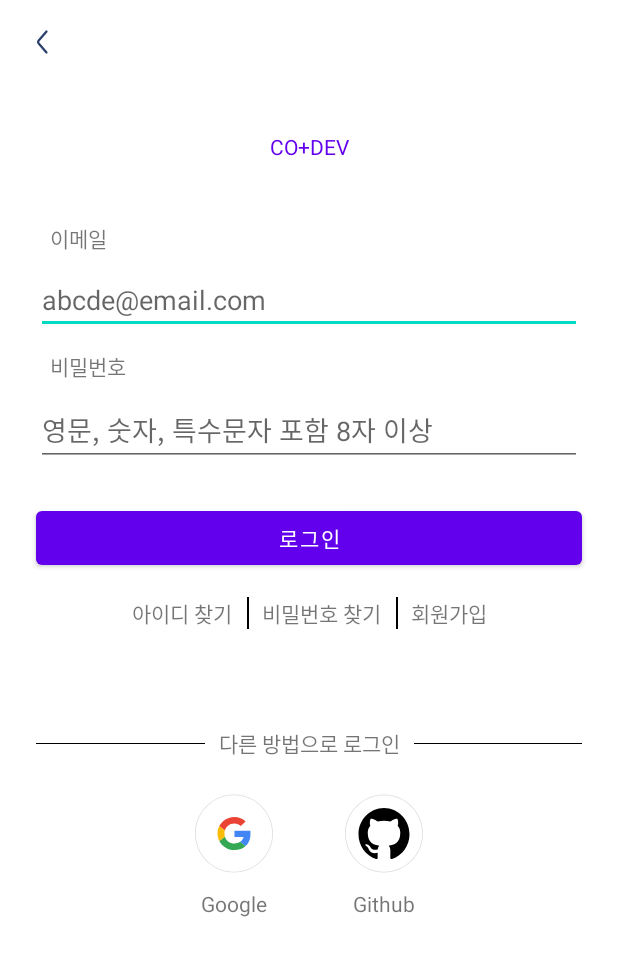
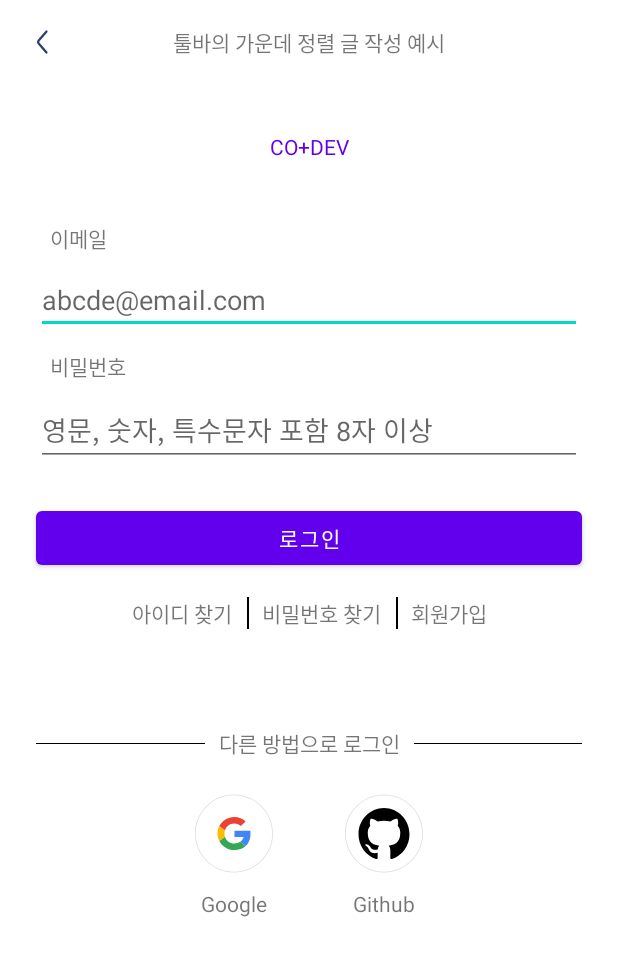
Before and after one commit to CoDEVumc/CoDEV_FrontEnd, an Android app: the screen it shows after launch (MainActivity), on a phone screen of 412 x 824 dp. Shown: the top 956 px of the screen. Run offline under Robolectric (Android 15) with nearby library versions, the phone set to English and light mode, and no system bars.

Commit message:
Refactor : 툴바 사용 예시

```diff
--- a/app/src/main/java/com/example/codev/MainActivity.kt
+++ b/app/src/main/java/com/example/codev/MainActivity.kt
@@ -16,6 +16,9 @@ class MainActivity : AppCompatActivity() {
         viewBinding = ActivityMainBinding.inflate(layoutInflater)
         setContentView(viewBinding.root)
         viewBinding.toolbarLogin.toolbar2.title = ""
+
+        //가운데 정렬 글 작성 예시
+        viewBinding.toolbarLogin.toolbarText.text = "툴바의 가운데 정렬 글 작성 예시"
 
         setSupportActionBar(viewBinding.toolbarLogin.toolbar2)
         supportActionBar?.apply {
--- a/app/src/main/res/layout/toolbar2.xml
+++ b/app/src/main/res/layout/toolbar2.xml
@@ -14,6 +14,7 @@
     <TextView
         android:id="@+id/toolbar_text"
         android:layout_width="wrap_content"
-        android:layout_height="wrap_content"/>
+        android:layout_height="wrap_content"
+        android:layout_gravity="center"/>
 
 </androidx.appcompat.widget.Toolbar>
```
